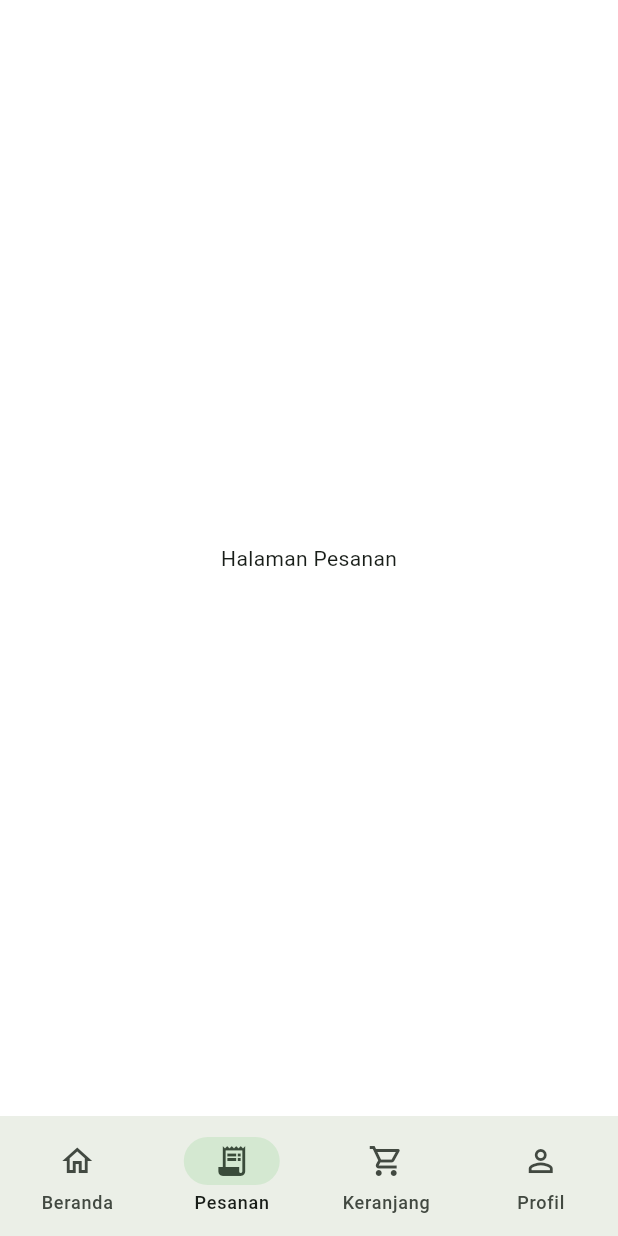
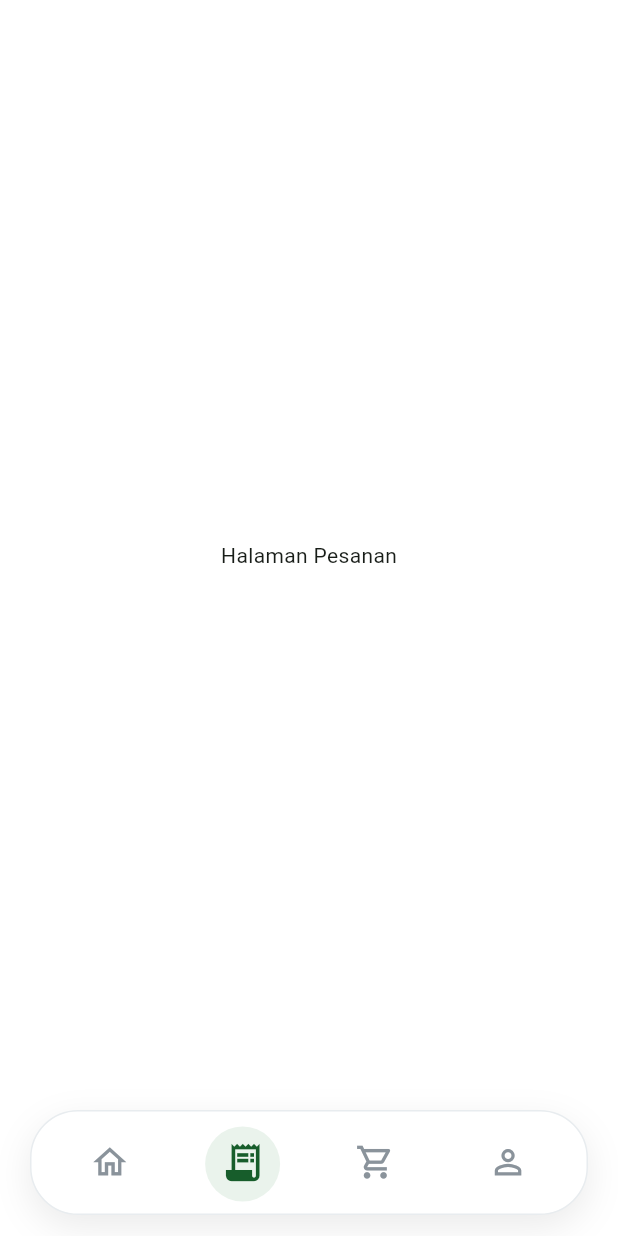
Before and after one commit to bgnrstudents/djajan-mobile, a Flutter app: the CustomerHomeScreen screen opened by its route, item 2 of the bottom bar chosen, on a phone screen of 412 x 824 dp. Run offline on Flutter 3.47's test engine with Material 3 defaults, Android fonts, the phone set to English and light mode, and no system bars.

Commit message:
style: improve floating bottom navigation

```diff
--- a/lib/widgets/app_bottom_navigation.dart
+++ b/lib/widgets/app_bottom_navigation.dart
@@ -10,33 +10,115 @@ class AppBottomNavigation extends StatelessWidget {
     required this.onDestinationSelected,
   });
 
+  static const Color primaryColor = Color(0xFF175D2B);
+  static const Color inactiveColor = Color(0xFF8A939B);
+  static const Color activeBackground = Color(0xFFEAF3EC);
+
   @override
   Widget build(BuildContext context) {
-    return NavigationBar(
-      selectedIndex: currentIndex,
-      onDestinationSelected: onDestinationSelected,
-      destinations: const [
-        NavigationDestination(
-          icon: Icon(Icons.home_outlined),
-          selectedIcon: Icon(Icons.home),
-          label: 'Beranda',
+    final items = [
+      {'icon': Icons.home_outlined, 'activeIcon': Icons.home},
+      {'icon': Icons.receipt_long_outlined, 'activeIcon': Icons.receipt_long},
+      {'icon': Icons.shopping_cart_outlined, 'activeIcon': Icons.shopping_cart},
+      {'icon': Icons.person_outline, 'activeIcon': Icons.person},
+    ];
+
+    return Padding(
+      padding: const EdgeInsets.fromLTRB(20, 0, 20, 14),
+      child: SafeArea(
+        top: false,
+        child: Container(
+          height: 70,
+          padding: const EdgeInsets.symmetric(horizontal: 8),
+          decoration: BoxDecoration(
+            color: Colors.white,
+            borderRadius: BorderRadius.circular(32),
+            border: Border.all(color: const Color(0xFFE8ECEF), width: 1),
+            boxShadow: [
+              BoxShadow(
+                color: Colors.black.withValues(alpha: 0.08),
+                blurRadius: 20,
+                offset: const Offset(0, 8),
+              ),
+            ],
+          ),
+          child: LayoutBuilder(
+            builder: (context, constraints) {
+              final double itemWidth = constraints.maxWidth / items.length;
+
+              return Stack(
+                children: [
+                  AnimatedPositioned(
+                    duration: const Duration(milliseconds: 350),
+                    curve: Curves.easeOutCubic,
+                    left: (itemWidth * currentIndex) + (itemWidth - 50) / 2,
+                    top: 10,
+                    width: 50,
+                    height: 50,
+                    child: Container(
+                      decoration: BoxDecoration(
+                        color: activeBackground,
+                        borderRadius: BorderRadius.circular(30),
+                      ),
+                    ),
+                  ),
+
+                  Row(
+                    children: List.generate(items.length, (index) {
+                      final bool isSelected = currentIndex == index;
+
+                      return Expanded(
+                        child: GestureDetector(
+                          onTap: () {
+                            onDestinationSelected(index);
+                          },
+                          behavior: HitTestBehavior.opaque,
+                          child: Center(
+                            child: AnimatedScale(
+                              scale: isSelected ? 1.0 : 0.88,
+                              duration: const Duration(milliseconds: 250),
+                              curve: Curves.easeOutBack,
+                              child: AnimatedSwitcher(
+                                duration: const Duration(milliseconds: 180),
+                                switchInCurve: Curves.easeOutBack,
+                                switchOutCurve: Curves.easeIn,
+                                transitionBuilder:
+                                    (
+                                      Widget child,
+                                      Animation<double> animation,
+                                    ) {
+                                      return ScaleTransition(
+                                        scale: animation,
+                                        child: FadeTransition(
+                                          opacity: animation,
+                                          child: child,
+                                        ),
+                                      );
+                                    },
+                                child: Icon(
+                                  (isSelected
+                                          ? items[index]['activeIcon']
+                                          : items[index]['icon'])
+                                      as IconData,
+                                  key: ValueKey(isSelected),
+                                  size: 30,
+                                  color: isSelected
+                                      ? primaryColor
+                                      : inactiveColor,
+                                ),
+                              ),
+                            ),
+                          ),
+                        ),
+                      );
+                    }),
+                  ),
+                ],
+              );
+            },
+          ),
         ),
-        NavigationDestination(
-          icon: Icon(Icons.receipt_long_outlined),
-          selectedIcon: Icon(Icons.receipt_long),
-          label: 'Pesanan',
-        ),
-        NavigationDestination(
-          icon: Icon(Icons.shopping_cart_outlined),
-          selectedIcon: Icon(Icons.shopping_cart),
-          label: 'Keranjang',
-        ),
-        NavigationDestination(
-          icon: Icon(Icons.person_outline),
-          selectedIcon: Icon(Icons.person),
-          label: 'Profil',
-        ),
-      ],
+      ),
     );
   }
 }
```
